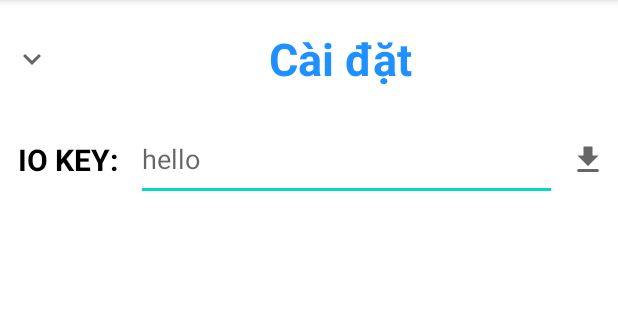
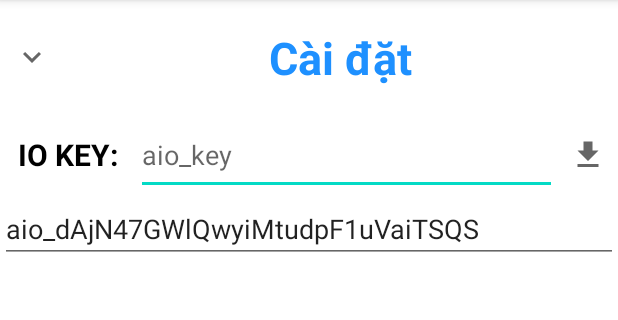
Before and after one commit to tienngo02/IOT_LAB, an Android app: the SettingsActivity screen opened directly, with no data from a screen before it, on a phone screen of 412 x 824 dp, the part 84-404 px from its top. Run offline under Robolectric (Android 15) with nearby library versions, the light colour scheme and no system bars; libraries missing offline, so code that uses them is left out: org.eclipse.paho.

Commit message:
Adding update aio_key function

```diff
--- a/DemoIoT/app/src/main/res/layout/activity_settings.xml
+++ b/DemoIoT/app/src/main/res/layout/activity_settings.xml
@@ -35,11 +35,13 @@
 
     </LinearLayout>
 
+
     <LinearLayout
         android:layout_width="match_parent"
         android:layout_height="0dp"
         android:layout_weight="7"
         android:orientation="horizontal">
+
 
         <TextView
             android:layout_width="0dp"
@@ -52,16 +54,14 @@
             android:textSize="20dp"
             android:textStyle="bold"></TextView>
 
-
         <EditText
             android:id="@+id/edtKey"
             android:layout_width="0dp"
             android:layout_height="match_parent"
             android:layout_weight="7"
             android:ems="10"
-            android:hint="hello"
+            android:hint="aio_key"
             android:inputType="text" />
-
 
         <ImageButton
             android:id="@+id/btnGetKey"
@@ -76,33 +76,29 @@
     <LinearLayout
         android:layout_width="match_parent"
         android:layout_height="0dp"
-        android:layout_weight="30"
-        android:orientation="horizontal" />
+        android:layout_weight="13"
+        android:orientation="horizontal" >
 
-    <LinearLayout
-        android:layout_width="match_parent"
-        android:layout_height="0dp"
-        android:layout_weight="20"
-        android:orientation="horizontal">
 
+        <EditText
+            android:id="@+id/editTextTextPersonName2"
+            android:layout_width="wrap_content"
+            android:layout_height="wrap_content"
+            android:layout_weight="1"
+            android:ems="10"
+            android:inputType="textPersonName"
+            android:text="aio_dAjN47GWlQwyiMtudpF1uVaiTSQS" />
 
     </LinearLayout>
 
     <LinearLayout
         android:layout_width="match_parent"
         android:layout_height="0dp"
-        android:layout_weight="20"
+        android:layout_weight="70"
         android:orientation="horizontal">
 
 
     </LinearLayout>
 
 
-    <LinearLayout
-        android:layout_width="match_parent"
-        android:layout_height="0dp"
-        android:layout_weight="10">
-
-    </LinearLayout>
-
 </LinearLayout>
```
Also changed, not shown: DemoIoT/app/src/main/java/bku/iot/demoiot/MQTTHelper.java (+25 -3 lines), DemoIoT/app/src/main/java/bku/iot/demoiot/MainActivity.java (+27 -21 lines), DemoIoT/app/src/main/java/bku/iot/demoiot/SettingsActivity.java (+28 -8 lines).
